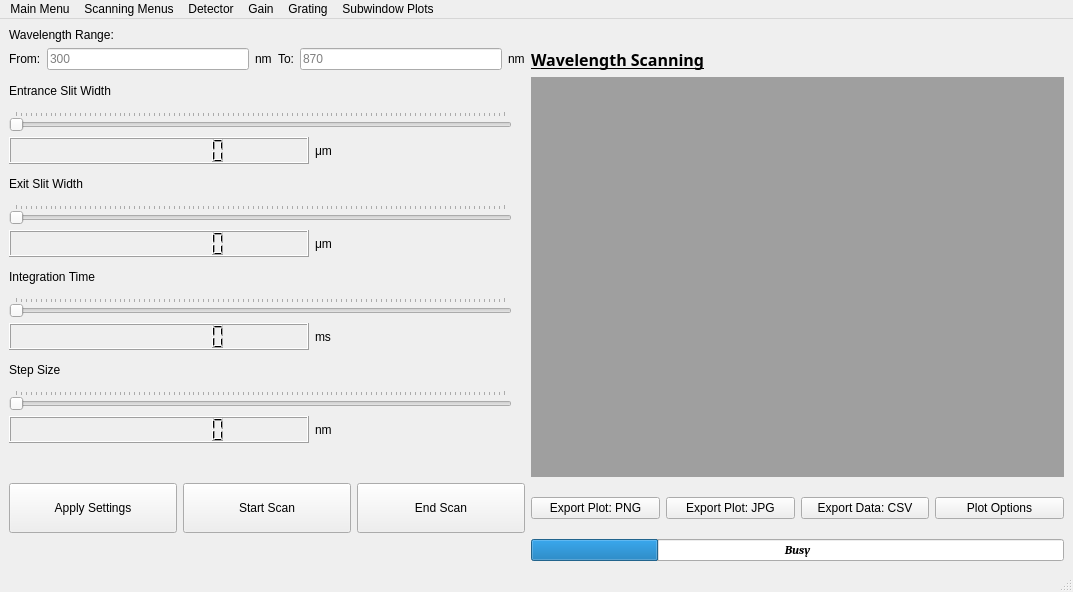
This is ScanningMenu_Design.ui in gitmarcus34/Spectro_GUI as Qt 5 draws it before an edit. The edited form follows.
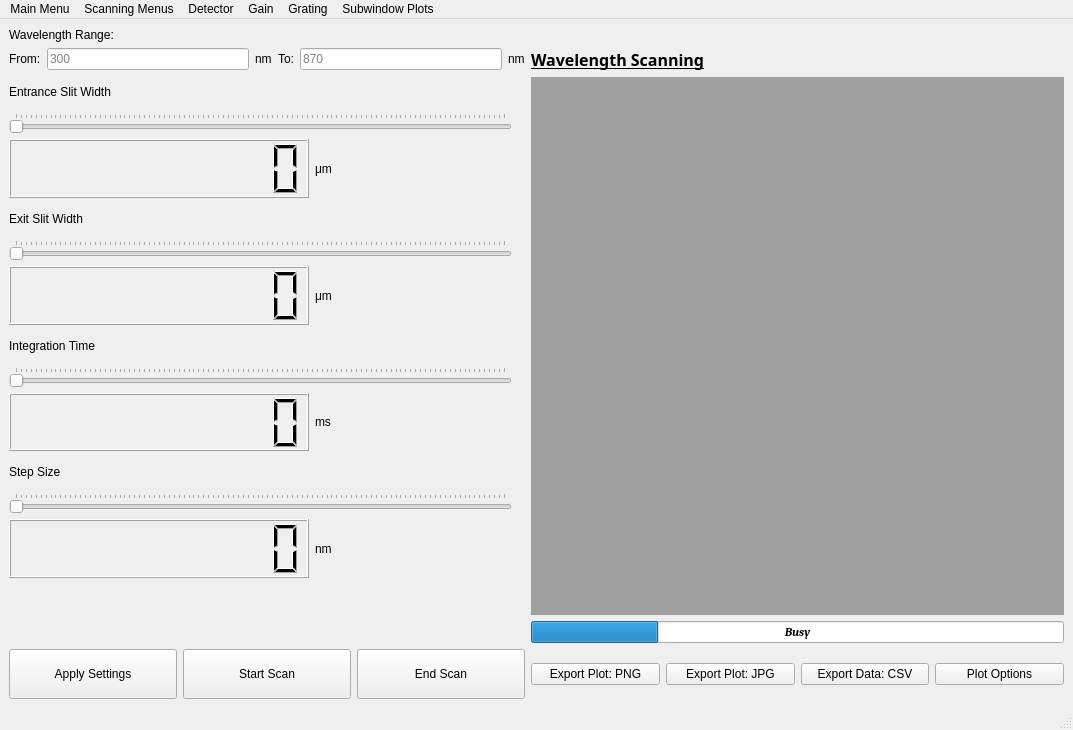
This is the edited form.

Commit message: Noah's place work, fixing up time base scanning menu

What changed in the file:
```diff
--- a/ScanningMenu_Design.ui
+++ b/ScanningMenu_Design.ui
@@ -7,7 +7,7 @@
     <x>0</x>
     <y>0</y>
     <width>1073</width>
-    <height>592</height>
+    <height>730</height>
    </rect>
   </property>
   <property name="sizePolicy">
@@ -117,6 +117,27 @@
         </widget>
        </widget>
       </item>
+      <item row="1" column="0">
+       <widget class="QProgressBar" name="progressBar">
+        <property name="font">
+         <font>
+          <family>Cambria</family>
+          <weight>75</weight>
+          <italic>true</italic>
+          <bold>true</bold>
+         </font>
+        </property>
+        <property name="value">
+         <number>24</number>
+        </property>
+        <property name="alignment">
+         <set>Qt::AlignCenter</set>
+        </property>
+        <property name="format">
+         <string>Busy</string>
+        </property>
+       </widget>
+      </item>
      </layout>
     </item>
     <item row="2" column="0">
@@ -499,27 +520,6 @@
       </property>
      </widget>
     </item>
-    <item row="5" column="2">
-     <widget class="QProgressBar" name="progressBar">
-      <property name="font">
-       <font>
-        <family>Cambria</family>
-        <weight>75</weight>
-        <italic>true</italic>
-        <bold>true</bold>
-       </font>
-      </property>
-      <property name="value">
-       <number>24</number>
-      </property>
-      <property name="alignment">
-       <set>Qt::AlignCenter</set>
-      </property>
-      <property name="format">
-       <string>Busy</string>
-      </property>
-     </widget>
-    </item>
    </layout>
   </widget>
   <widget class="QMenuBar" name="menubar">
```
The commit also changes 9 other files.
